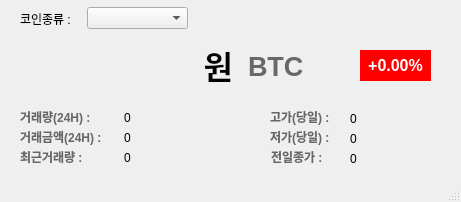
Above: ui/coinPriceUi.ui from gyojincompany/coinPriceProject00 before the change. Below: the same form after it.
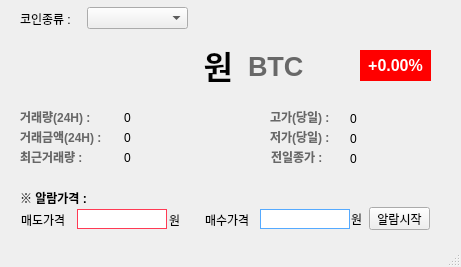
That is the form after the change.

Commit message: v1.5 telegram 메세지 알람 기능 추가

```diff
--- a/ui/coinPriceUi.ui
+++ b/ui/coinPriceUi.ui
@@ -7,7 +7,7 @@
     <x>0</x>
     <y>0</y>
     <width>461</width>
-    <height>202</height>
+    <height>267</height>
    </rect>
   </property>
   <property name="windowTitle">
@@ -327,6 +327,126 @@
      <string>0</string>
     </property>
    </widget>
+   <widget class="QLabel" name="label_2">
+    <property name="geometry">
+     <rect>
+      <x>20</x>
+      <y>190</y>
+      <width>101</width>
+      <height>16</height>
+     </rect>
+    </property>
+    <property name="font">
+     <font>
+      <weight>75</weight>
+      <italic>false</italic>
+      <bold>true</bold>
+     </font>
+    </property>
+    <property name="text">
+     <string>※ 알람가격 :</string>
+    </property>
+   </widget>
+   <widget class="QLabel" name="label_3">
+    <property name="geometry">
+     <rect>
+      <x>21</x>
+      <y>212</y>
+      <width>61</width>
+      <height>16</height>
+     </rect>
+    </property>
+    <property name="text">
+     <string>매도가격</string>
+    </property>
+   </widget>
+   <widget class="QLineEdit" name="alarm_price1">
+    <property name="geometry">
+     <rect>
+      <x>77</x>
+      <y>209</y>
+      <width>90</width>
+      <height>20</height>
+     </rect>
+    </property>
+    <property name="styleSheet">
+     <string notr="true">border:1px solid rgb(255, 58, 84)</string>
+    </property>
+    <property name="text">
+     <string/>
+    </property>
+    <property name="alignment">
+     <set>Qt::AlignRight|Qt::AlignTrailing|Qt::AlignVCenter</set>
+    </property>
+   </widget>
+   <widget class="QLineEdit" name="alarm_price2">
+    <property name="geometry">
+     <rect>
+      <x>260</x>
+      <y>209</y>
+      <width>90</width>
+      <height>20</height>
+     </rect>
+    </property>
+    <property name="styleSheet">
+     <string notr="true">border:1px solid rgb(85, 170, 255)</string>
+    </property>
+    <property name="alignment">
+     <set>Qt::AlignRight|Qt::AlignTrailing|Qt::AlignVCenter</set>
+    </property>
+   </widget>
+   <widget class="QLabel" name="label_4">
+    <property name="geometry">
+     <rect>
+      <x>205</x>
+      <y>212</y>
+      <width>61</width>
+      <height>16</height>
+     </rect>
+    </property>
+    <property name="text">
+     <string>매수가격</string>
+    </property>
+   </widget>
+   <widget class="QPushButton" name="alarmButton">
+    <property name="geometry">
+     <rect>
+      <x>369</x>
+      <y>207</y>
+      <width>61</width>
+      <height>23</height>
+     </rect>
+    </property>
+    <property name="text">
+     <string>알람시작</string>
+    </property>
+   </widget>
+   <widget class="QLabel" name="label_6">
+    <property name="geometry">
+     <rect>
+      <x>169</x>
+      <y>212</y>
+      <width>21</width>
+      <height>16</height>
+     </rect>
+    </property>
+    <property name="text">
+     <string>원</string>
+    </property>
+   </widget>
+   <widget class="QLabel" name="label_8">
+    <property name="geometry">
+     <rect>
+      <x>351</x>
+      <y>211</y>
+      <width>21</width>
+      <height>16</height>
+     </rect>
+    </property>
+    <property name="text">
+     <string>원</string>
+    </property>
+   </widget>
   </widget>
   <widget class="QStatusBar" name="statusbar"/>
  </widget>
```
The commit also changes 2 other files.
